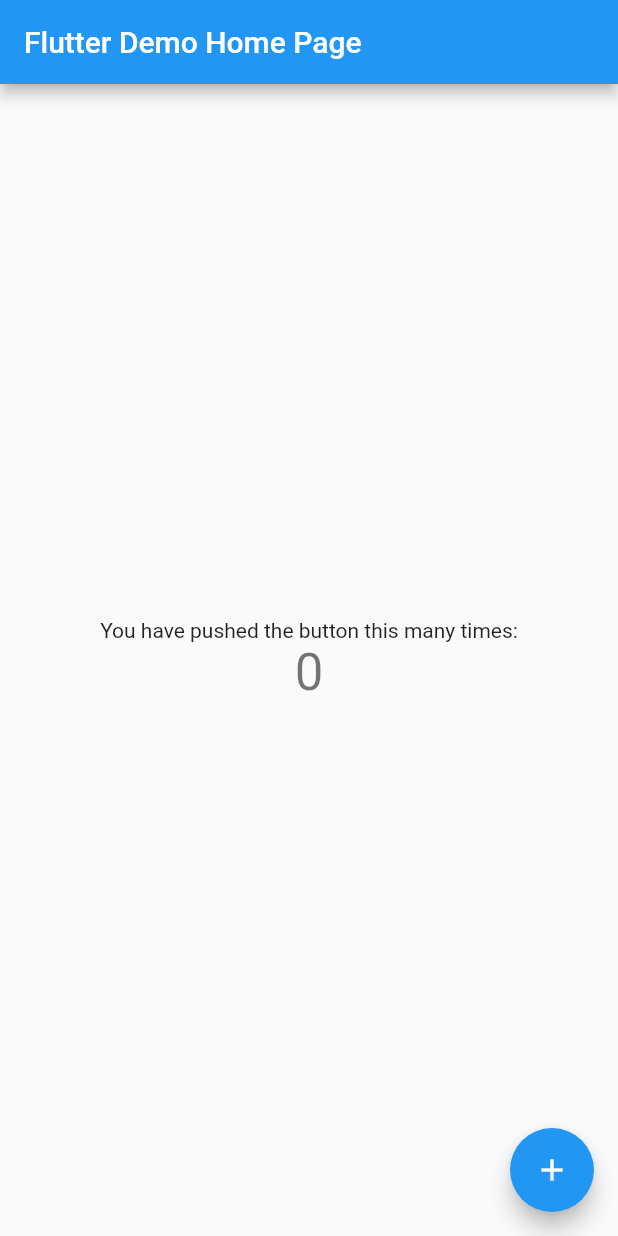
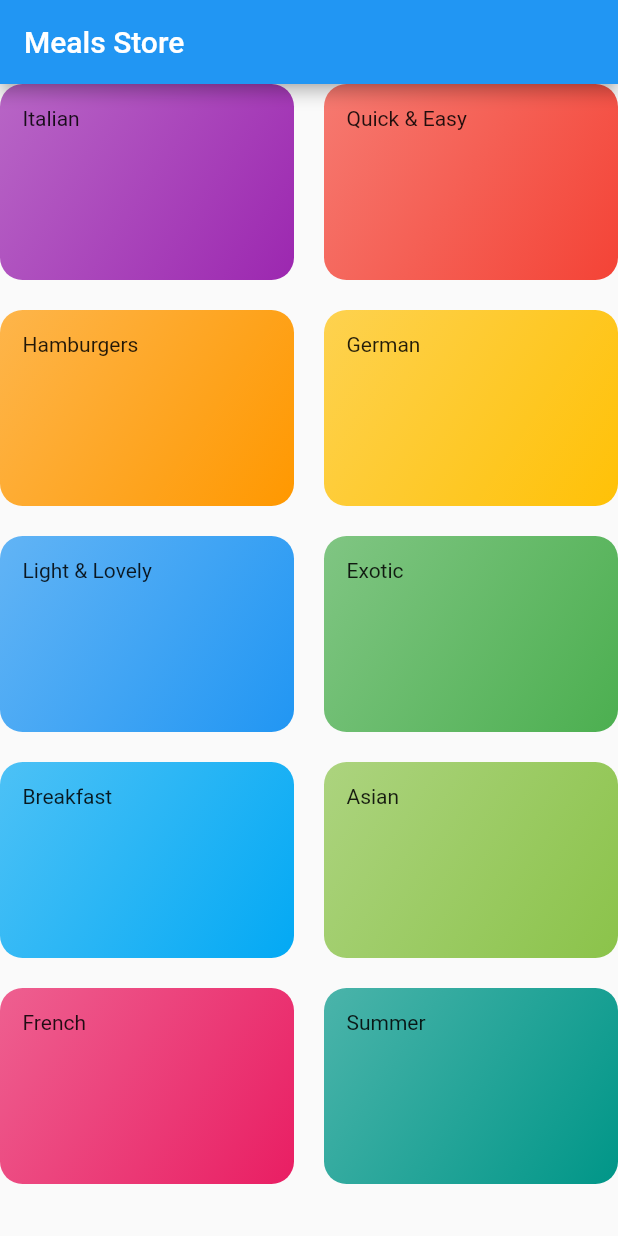
Before and after one commit to Musab-Al-omari/app-Meals-Flutter, a Flutter app: the screen it shows after launch, on a phone screen of 412 x 824 dp. Run offline on Flutter 3.47's test engine with Material 2 defaults, Android fonts, the phone set to English and light mode, and no system bars; missing offline and left inert: dart:html.

Commit message:
main screen

```diff
--- /dev/null
+++ b/lib/cataegories_screen.dart
@@ -0,0 +1,26 @@
+import 'package:flutter/material.dart';
+
+import './dummy_data.dart';
+import 'category_item.dart';
+
+class CataegoriesScreen extends StatelessWidget {
+  @override
+  Widget build(BuildContext context) {
+    return Scaffold(
+      appBar: AppBar(
+        title: const Text('Meals Store'),
+      ),
+      body: GridView(
+        children: DUMMY_CATEGORIES.map((cata) {
+          return CatagoryItem(cata.title, cata.color);
+        }).toList(),
+        gridDelegate: SliverGridDelegateWithMaxCrossAxisExtent(
+          maxCrossAxisExtent: 200,
+          childAspectRatio: 3 / 2,
+          crossAxisSpacing: 20,
+          mainAxisSpacing: 20,
+        ),
+      ),
+    );
+  }
+}
--- /dev/null
+++ b/lib/category_item.dart
@@ -0,0 +1,27 @@
+import 'package:flutter/material.dart';
+
+class CatagoryItem extends StatelessWidget {
+  final String title;
+  final Color color;
+  CatagoryItem(this.title, this.color);
+  @override
+  Widget build(BuildContext context) {
+    return Container(
+      padding: const EdgeInsets.all(15),
+      child: Text(
+        title,
+      ),
+      decoration: BoxDecoration(
+        borderRadius: BorderRadius.circular(15),
+        gradient: LinearGradient(
+          colors: [
+            color.withOpacity(0.7),
+            color,
+          ],
+          begin: Alignment.topLeft,
+          end: Alignment.bottomRight,
+        ),
+      ),
+    );
+  }
+}
--- /dev/null
+++ b/lib/dummy_data.dart
@@ -0,0 +1,57 @@
+import 'package:flutter/material.dart';
+
+import './models/category_Modle.dart';
+
+// ignore: non_constant_identifier_names
+const List<Category> DUMMY_CATEGORIES = const [
+  Category(
+    id: 'c1',
+    title: 'Italian',
+    color: Colors.purple,
+  ),
+  Category(
+    id: 'c2',
+    title: 'Quick & Easy',
+    color: Colors.red,
+  ),
+  Category(
+    id: 'c3',
+    title: 'Hamburgers',
+    color: Colors.orange,
+  ),
+  Category(
+    id: 'c4',
+    title: 'German',
+    color: Colors.amber,
+  ),
+  Category(
+    id: 'c5',
+    title: 'Light & Lovely',
+    color: Colors.blue,
+  ),
+  Category(
+    id: 'c6',
+    title: 'Exotic',
+    color: Colors.green,
+  ),
+  Category(
+    id: 'c7',
+    title: 'Breakfast',
+    color: Colors.lightBlue,
+  ),
+  Category(
+    id: 'c8',
+    title: 'Asian',
+    color: Colors.lightGreen,
+  ),
+  Category(
+    id: 'c9',
+    title: 'French',
+    color: Colors.pink,
+  ),
+  Category(
+    id: 'c10',
+    title: 'Summer',
+    color: Colors.teal,
+  ),
+];
--- a/lib/main.dart
+++ b/lib/main.dart
@@ -1,113 +1,44 @@
+import 'dart:html';
+
 import 'package:flutter/material.dart';
+import 'cataegories_screen.dart';
 
 void main() {
   runApp(MyApp());
 }
 
 class MyApp extends StatelessWidget {
-  // This widget is the root of your application.
   @override
   Widget build(BuildContext context) {
     return MaterialApp(
-      title: 'Flutter Demo',
-      theme: ThemeData(
-        // This is the theme of your application.
-        //
-        // Try running your application with "flutter run". You'll see the
-        // application has a blue toolbar. Then, without quitting the app, try
-        // changing the primarySwatch below to Colors.green and then invoke
-        // "hot reload" (press "r" in the console where you ran "flutter run",
-        // or simply save your changes to "hot reload" in a Flutter IDE).
-        // Notice that the counter didn't reset back to zero; the application
-        // is not restarted.
-        primarySwatch: Colors.blue,
-      ),
-      home: MyHomePage(title: 'Flutter Demo Home Page'),
+      title: 'Meals Store',
+      theme: ThemeData(primaryColor: Colors.blue),
+      home: CataegoriesScreen(),
     );
   }
 }
 
-class MyHomePage extends StatefulWidget {
-  MyHomePage({Key? key, required this.title}) : super(key: key);
+// class MyHomePage extends StatefulWidget {
+//   const MyHomePage({Key? key}) : super(key: key);
 
-  // This widget is the home page of your application. It is stateful, meaning
-  // that it has a State object (defined below) that contains fields that affect
-  // how it looks.
+//   @override
+//   _MyHomePageState createState() => _MyHomePageState();
+// }
 
-  // This class is the configuration for the state. It holds the values (in this
-  // case the title) provided by the parent (in this case the App widget) and
-  // used by the build method of the State. Fields in a Widget subclass are
-  // always marked "final".
-
-  final String title;
-
-  @override
-  _MyHomePageState createState() => _MyHomePageState();
-}
-
-class _MyHomePageState extends State<MyHomePage> {
-  int _counter = 0;
-
-  void _incrementCounter() {
-    setState(() {
-      // This call to setState tells the Flutter framework that something has
-      // changed in this State, which causes it to rerun the build method below
-      // so that the display can reflect the updated values. If we changed
-      // _counter without calling setState(), then the build method would not be
-      // called again, and so nothing would appear to happen.
-      _counter++;
-    });
-  }
-
-  @override
-  Widget build(BuildContext context) {
-    // This method is rerun every time setState is called, for instance as done
-    // by the _incrementCounter method above.
-    //
-    // The Flutter framework has been optimized to make rerunning build methods
-    // fast, so that you can just rebuild anything that needs updating rather
-    // than having to individually change instances of widgets.
-    return Scaffold(
-      appBar: AppBar(
-        // Here we take the value from the MyHomePage object that was created by
-        // the App.build method, and use it to set our appbar title.
-        title: Text(widget.title),
-      ),
-      body: Center(
-        // Center is a layout widget. It takes a single child and positions it
-        // in the middle of the parent.
-        child: Column(
-          // Column is also a layout widget. It takes a list of children and
-          // arranges them vertically. By default, it sizes itself to fit its
-          // children horizontally, and tries to be as tall as its parent.
-          //
-          // Invoke "debug painting" (press "p" in the console, choose the
-          // "Toggle Debug Paint" action from the Flutter Inspector in Android
-          // Studio, or the "Toggle Debug Paint" command in Visual Studio Code)
-          // to see the wireframe for each widget.
-          //
-          // Column has various properties to control how it sizes itself and
-          // how it positions its children. Here we use mainAxisAlignment to
-          // center the children vertically; the main axis here is the vertical
-          // axis because Columns are vertical (the cross axis would be
-          // horizontal).
-          mainAxisAlignment: MainAxisAlignment.center,
-          children: <Widget>[
-            Text(
-              'You have pushed the button this many times:',
-            ),
-            Text(
-              '$_counter',
-              style: Theme.of(context).textTheme.headline4,
-            ),
-          ],
-        ),
-      ),
-      floatingActionButton: FloatingActionButton(
-        onPressed: _incrementCounter,
-        tooltip: 'Increment',
-        child: Icon(Icons.add),
-      ), // This trailing comma makes auto-formatting nicer for build methods.
-    );
-  }
-}
+// class _MyHomePageState extends State<MyHomePage> {
+//   @override
+//   Widget build(BuildContext context) {
+//     return Scaffold(
+//       appBar: AppBar(
+//         title: Text(
+//           'Meals Store',
+//         ),
+//       ),
+//       body: Center(
+//         child: Text(
+//           'Navigation Time',
+//         ),
+//       ),
+//     );
+//   }
+// }
--- /dev/null
+++ b/lib/models/category_Modle.dart
@@ -0,0 +1,10 @@
+import 'package:flutter/material.dart';
+
+class Category {
+  final String id;
+  final String title;
+  final Color color;
+
+  const Category(
+      {required this.id, required this.title, this.color = Colors.orange});
+}
```
